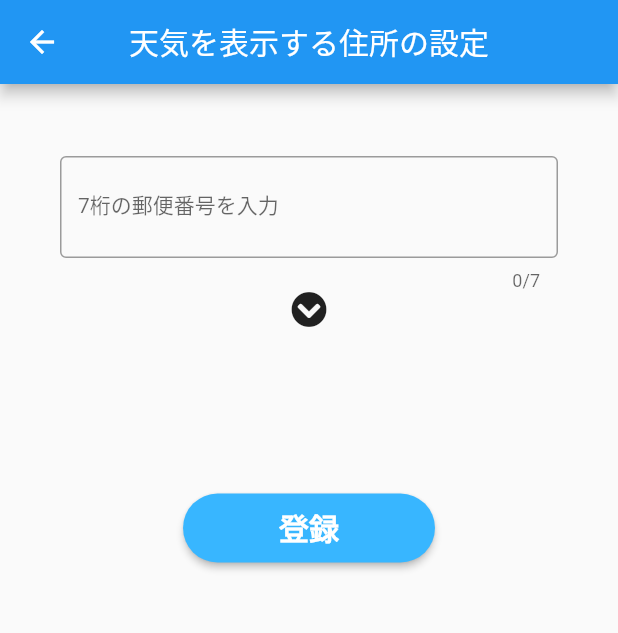
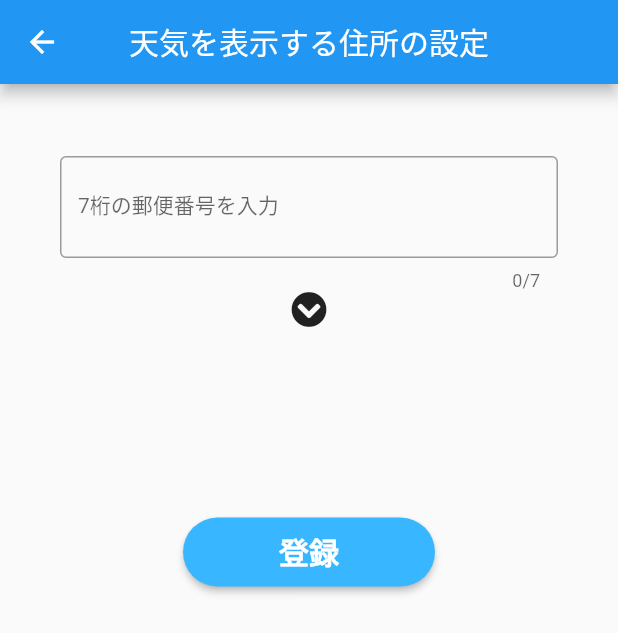
Before and after one commit to haterain0203/weather_and_clothes, a Flutter app: the AddressSettingPage screen opened directly, on a phone screen of 412 x 824 dp. Shown: the top 633 px of the screen. Run offline on Flutter 3.47's test engine with Material 2 defaults, Android fonts, the light colour scheme and no system bars; our stand-ins replace font_awesome_flutter, shared_preferences; accounts and stored records are empty; Roboto replaces fonts that are missing (MyFont).

Commit message:
#18 軽微な修正

```diff
--- a/lib/views/settings/address_setting/address_setting_model.dart
+++ b/lib/views/settings/address_setting/address_setting_model.dart
@@ -23,6 +23,7 @@ class AddressSettingModel extends ChangeNotifier {
     //sharedで保存している郵便番号を取得。登録がない場合は””を取得
     await getZipCode();
     //zipCodeが既に登録済みの場合、それに応じた住所を取得する
+    //TODO 郵便番号をもとにした住所取得に時間がかかるので、住所の文字列もSharedで保管してそれを読み込んだ方が良いか？
     if(zipCode != "") await getAddress(zipCode);
   }
 
@@ -30,7 +31,6 @@ class AddressSettingModel extends ChangeNotifier {
   Future<void> getAddress(String zipCode) async {
     this.zipCode = zipCode;
     address = await _repository.getAddress(zipCode);
-    notifyListeners();
   }
 
   //登録された郵便番号を記録する
--- a/lib/views/settings/address_setting/address_setting_page.dart
+++ b/lib/views/settings/address_setting/address_setting_page.dart
@@ -26,7 +26,7 @@ class AddressSettingPage extends StatelessWidget {
 
           if (snapshot.error != null) {
             // エラー
-            return Center(child: Text('エラーがおきました'));
+            return Center(child: Text('エラーがおきました'),);
           }
 
           return Column(
@@ -54,15 +54,20 @@ class AddressSettingPage extends StatelessWidget {
                   keyboardType: TextInputType.number,
                   maxLines: 1,
                   maxLength: 7,
-                  onFieldSubmitted: (zipCode) {
-                    addressSettingModel.getAddress(zipCode);
+                  onFieldSubmitted: (zipCode) async {
+                    addressSettingModel.startLoading();
+                    await addressSettingModel.getAddress(zipCode);
+                    addressSettingModel.endLoading();
                   },
                 ),
               ),
               //TODO zipCodeが入力されている場合は表示する
               const FaIcon(FontAwesomeIcons.chevronCircleDown),
+              SizedBox(height: 16.0,),
               Consumer<AddressSettingModel>(builder: (context, model, child) {
-                return Padding(
+                return model.isLoading
+                    ? Center(child: CircularProgressIndicator())
+                    : Padding(
                   padding: const EdgeInsets.symmetric(vertical: 16.0),
                   child: Text(
                     model.address,
```
